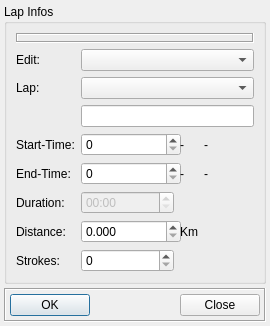
First picture: the form in dialog_lapeditor.ui, repository Tria-Andy/WorkoutEditor, before the edit.
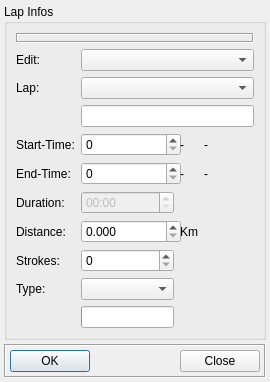
Second picture: the form after the edit.

Commit message: Add / Update / Delete Laps in Editor #4

Diff of the .ui file:
```diff
--- a/dialog_lapeditor.ui
+++ b/dialog_lapeditor.ui
@@ -7,7 +7,7 @@
     <x>0</x>
     <y>0</y>
     <width>270</width>
-    <height>319</height>
+    <height>372</height>
    </rect>
   </property>
   <property name="sizePolicy">
@@ -292,6 +292,32 @@
         </property>
        </widget>
       </item>
+      <item row="12" column="0">
+       <widget class="QLabel" name="label_type">
+        <property name="text">
+         <string>Type:</string>
+        </property>
+       </widget>
+      </item>
+      <item row="12" column="1">
+       <widget class="QComboBox" name="comboBox_type"/>
+      </item>
+      <item row="13" column="1">
+       <widget class="QProgressBar" name="progressBar_updateInt">
+        <property name="maximum">
+         <number>1</number>
+        </property>
+        <property name="value">
+         <number>0</number>
+        </property>
+        <property name="textVisible">
+         <bool>false</bool>
+        </property>
+        <property name="format">
+         <string notr="true"/>
+        </property>
+       </widget>
+      </item>
      </layout>
     </widget>
    </item>
```
Left out of the diff: 156 changed lines with no effect on the pictures. The commit also changes 2 other files.
